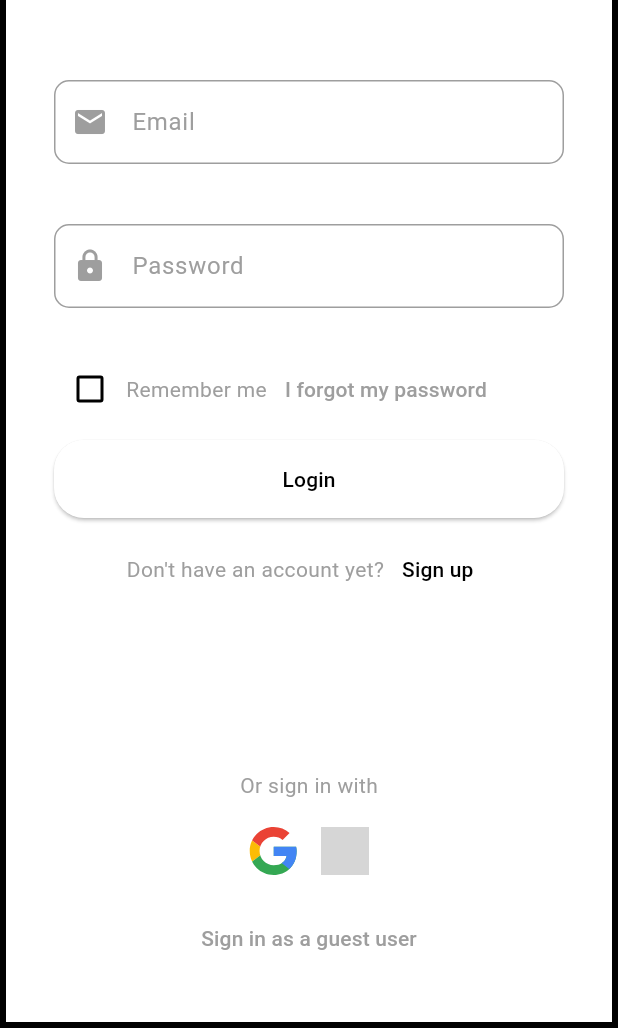
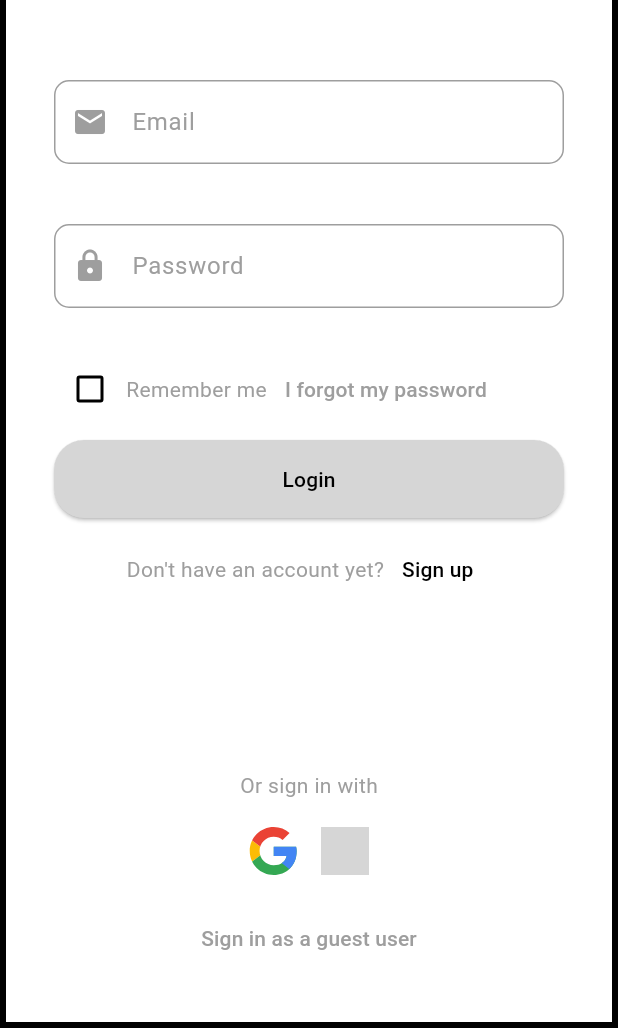
Before and after one commit to COS301-SE-2024/WhatsOn-UP, a Flutter app: the screen it shows after launch, on a phone screen of 412 x 824 dp, the part 208-1236 px from its top. Run offline on Flutter 3.47's test engine with Material 3 defaults, Android fonts, the phone set to English and light mode, and no system bars; our stand-ins replace animated_splash_screen, carousel_slider, flutter_svg_provider, shared_preferences, table_calendar; grey boxes are pictures that could not be loaded.

Commit message:
Adjust some text colours that were hard coded - Also added a filter button that does nothing for now - Updated the Search button on the home page

```diff
--- /dev/null
+++ b/src/Frontend/devtools_options.yaml
@@ -0,0 +1,3 @@
+description: This file stores settings for Dart & Flutter DevTools.
+documentation: https://docs.flutter.dev/tools/devtools/extensions#configure-extension-enablement-states
+extensions:
--- a/src/Frontend/lib/pages/data_search.dart
+++ b/src/Frontend/lib/pages/data_search.dart
@@ -1,5 +1,3 @@
-
-
 import 'package:flutter/material.dart';
 
 class DataSearch extends SearchDelegate<String>{
--- a/src/Frontend/lib/pages/login_page.dart
+++ b/src/Frontend/lib/pages/login_page.dart
@@ -79,16 +79,19 @@ class _LoginPageState extends State<LoginPage> {
   }
 
   Widget _buildForm() {
+    final theme = Theme.of(context);
+    final signupTextColour = theme.brightness == Brightness.dark ? Colors.white : Colors.black;
+
     return Form(
       key: _formKey,
       child: Column(
         crossAxisAlignment: CrossAxisAlignment.start,
         children: [
-          Text(
+          const Text(
             'Login to Your Account',
             style: TextStyle(
               fontSize: 24,
-              color: Colors.black,
+              // color: Colors.black,
               fontWeight: FontWeight.w500,
             ),
           ),
@@ -129,15 +132,16 @@ class _LoginPageState extends State<LoginPage> {
             child: ElevatedButton(
               onPressed: _simulateLogin,
               style: ElevatedButton.styleFrom(
-                backgroundColor: const Color.fromARGB(255, 255, 255, 255),
+                // backgroundColor: const Color.fromARGB(255, 255, 255, 255),
                 shape: RoundedRectangleBorder(
                   borderRadius: BorderRadius.circular(20),
                 ),
-                padding: EdgeInsets.symmetric(vertical: 16),
+                padding: const EdgeInsets.symmetric(vertical: 16),
               ),
               child: Text(
                 'Login',
-                style: TextStyle(color: const Color.fromARGB(255, 0, 0, 0)),
+                // style: TextStyle(color: const Color.fromARGB(255, 0, 0, 0)),
+                style: TextStyle(color: signupTextColour),
               ),
             ),
           ),
@@ -150,12 +154,13 @@ class _LoginPageState extends State<LoginPage> {
                 onPressed: () {
                   Navigator.push(
                     context,
-                    MaterialPageRoute(builder: (context) => SigninPage()),
+                    MaterialPageRoute(builder: (context) => const SigninPage()),
                   );
                 },
                 child: Text(
                   'Sign up',
-                  style: TextStyle(color: Colors.black),
+                  // style: TextStyle(color: Colors.black),
+                  style: TextStyle(color: signupTextColour),
                 ),
               ),
             ],
@@ -169,14 +174,14 @@ class _LoginPageState extends State<LoginPage> {
             mainAxisAlignment: MainAxisAlignment.center,
             children: [
               IconButton(
-                  icon: Image(
+                  icon: const Image(
                     width: 32,
                     height: 32,
                     image: Svg('assets/images/google-icon.svg'),
                   ),
                   onPressed: () {}),
               IconButton(
-                  icon: Image(
+                  icon: const Image(
                     width: 32,
                     height: 32,
                     image: Svg('assets/images/apple-icon.svg'),
@@ -216,19 +221,19 @@ class _LoginPageState extends State<LoginPage> {
       controller: controller,
       decoration: InputDecoration(
         labelText: label,
-        labelStyle: TextStyle(color: Colors.grey),
+        labelStyle: const TextStyle(color: Colors.grey),
         prefixIcon: Icon(icon, color: Colors.grey),
         border: OutlineInputBorder(
           borderRadius: BorderRadius.circular(10),
-          borderSide: BorderSide(color: Colors.grey),
+          borderSide: const BorderSide(color: Colors.grey),
         ),
         enabledBorder: OutlineInputBorder(
           borderRadius: BorderRadius.circular(10),
-          borderSide: BorderSide(color: Colors.grey),
+          borderSide: const BorderSide(color: Colors.grey),
         ),
         focusedBorder: OutlineInputBorder(
           borderRadius: BorderRadius.circular(10),
-          borderSide: BorderSide(color: Colors.black),
+          borderSide: const BorderSide(color: Colors.black),
         ),
       ),
       obscureText: isPassword,
@@ -269,7 +274,7 @@ class _LoginPageState extends State<LoginPage> {
         );
       } else {
         ScaffoldMessenger.of(context).showSnackBar(
-          SnackBar(
+          const SnackBar(
             content: Text('Invalid email or password'),
           ),
         );
--- a/src/Frontend/lib/pages/profilePage.dart
+++ b/src/Frontend/lib/pages/profilePage.dart
@@ -9,6 +9,9 @@ class ProfilePage extends StatelessWidget {
 
   @override
   Widget build(BuildContext context) {
+    final theme = Theme.of(context);
+    final borderColour = theme.brightness == Brightness.dark ? Colors.white : Colors.black;
+
     return Scaffold(
       appBar: AppBar(
         title: Text('Profile'),
@@ -50,7 +53,7 @@ class ProfilePage extends StatelessWidget {
               const SizedBox(height: 10),
                Container(
               decoration: BoxDecoration(
-                border: Border.all(color: Colors.black),
+                border: Border.all(color: borderColour),
                 borderRadius: BorderRadius.circular(10),
               ),
               child: Column(
--- a/src/Frontend/lib/pages/settings_page.dart
+++ b/src/Frontend/lib/pages/settings_page.dart
@@ -16,7 +16,7 @@ class _SettingsPageState extends State<SettingsPage> {
   @override
   Widget build(BuildContext context) {
     final theme = Theme.of(context);
-    final borderColor = theme.brightness == Brightness.dark ? Colors.white : Colors.black;
+    final borderColour = theme.brightness == Brightness.dark ? Colors.white : Colors.black;
 
     return Scaffold(
       body: Padding(
@@ -34,7 +34,7 @@ class _SettingsPageState extends State<SettingsPage> {
             const SizedBox(height: 20),
             Container(
               decoration: BoxDecoration(
-                border: Border.all(color: borderColor),
+                border: Border.all(color: borderColour),
                 borderRadius: BorderRadius.circular(10),
               ),
               child: Column(
--- a/src/Frontend/lib/widgets/theme_manager.dart
+++ b/src/Frontend/lib/widgets/theme_manager.dart
@@ -30,9 +30,12 @@ class ThemeNotifier with ChangeNotifier {
       titleTextStyle: TextStyle(color: Colors.white, fontSize: 20),
     ),
     bottomNavigationBarTheme: const BottomNavigationBarThemeData(
-      backgroundColor: lightPrimaryColor,
+      // backgroundColor: lightPrimaryColor,
+      // selectedItemColor: lightSecondaryColor,
+      // unselectedItemColor: Colors.white,
+      backgroundColor: Colors.white,
       selectedItemColor: lightSecondaryColor,
-      unselectedItemColor: Colors.white,
+      unselectedItemColor: Color.fromARGB(255, 47, 86, 194),
     ),
     elevatedButtonTheme: const ElevatedButtonThemeData(
       style: ButtonStyle(
@@ -58,9 +61,12 @@ class ThemeNotifier with ChangeNotifier {
       titleTextStyle: TextStyle(color: Colors.white, fontSize: 20),
     ),
     bottomNavigationBarTheme: const BottomNavigationBarThemeData(
-      backgroundColor: darkPrimaryColor,
+      // backgroundColor: darkPrimaryColor,
+      // selectedItemColor: darkSecondaryColor,
+      // unselectedItemColor: Colors.white,
+      backgroundColor: Color.fromARGB(255, 18, 18, 18),
       selectedItemColor: darkSecondaryColor,
-      unselectedItemColor: Colors.white,
+      unselectedItemColor: Color.fromARGB(255, 79, 114, 207),
     ),
     elevatedButtonTheme: const ElevatedButtonThemeData(
       style: ButtonStyle(
```
Also changed, not shown: src/Frontend/lib/pages/application_event.dart (+24 -20 lines), src/Frontend/lib/pages/home_page.dart (+89 -14 lines), src/Frontend/lib/pages/signin_page.dart (+9 -4 lines).
